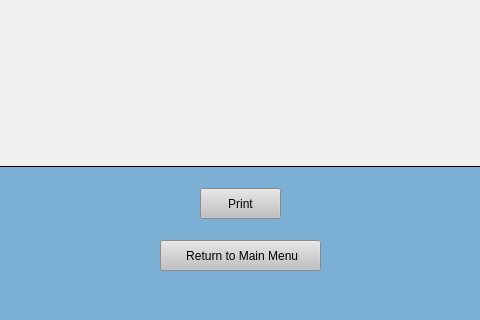
Qt form UI Screens/COMBdb_QA_Report_Screen.ui (Kasmanian/COMBDb-oldgen) before a commit; both pictures show x 329 to 809 and y 648 to 968 of the 1139 by 968 pixel window.
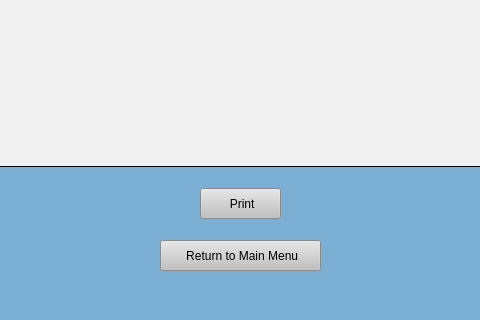
The same form after that commit.

```diff
--- a/UI Screens/COMBdb_QA_Report_Screen.ui
+++ b/UI Screens/COMBdb_QA_Report_Screen.ui
@@ -65,7 +65,7 @@
 }</string>
       </property>
       <property name="text">
-       <string>Print</string>
+       <string> Print</string>
       </property>
      </widget>
     </item>
```
